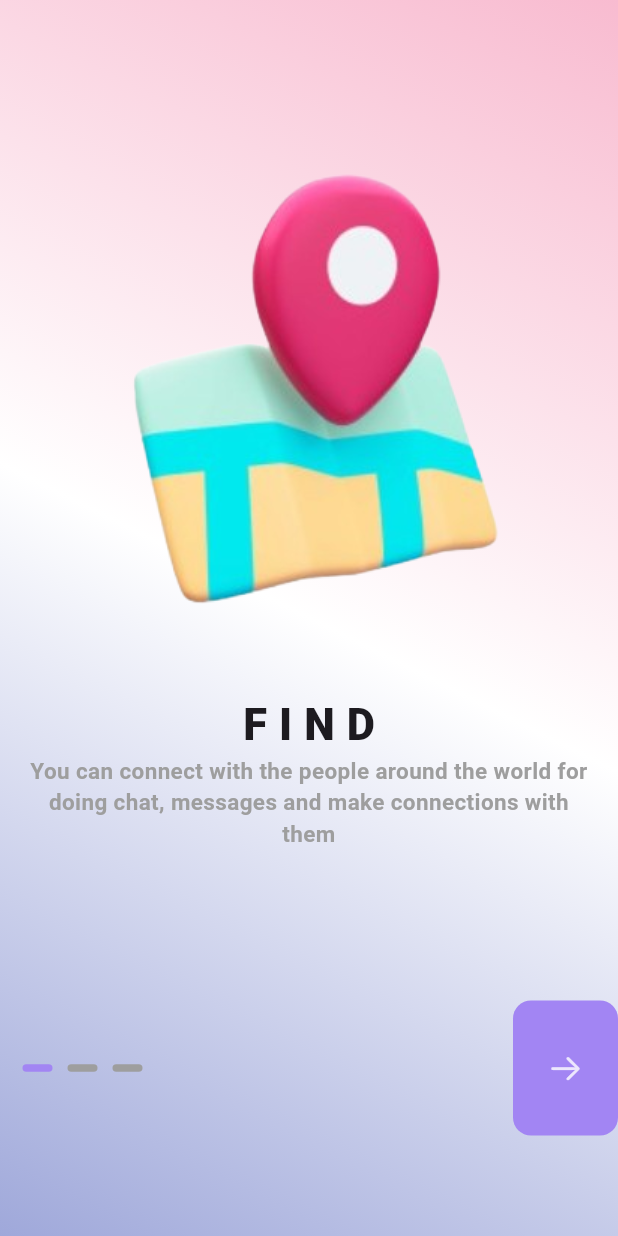
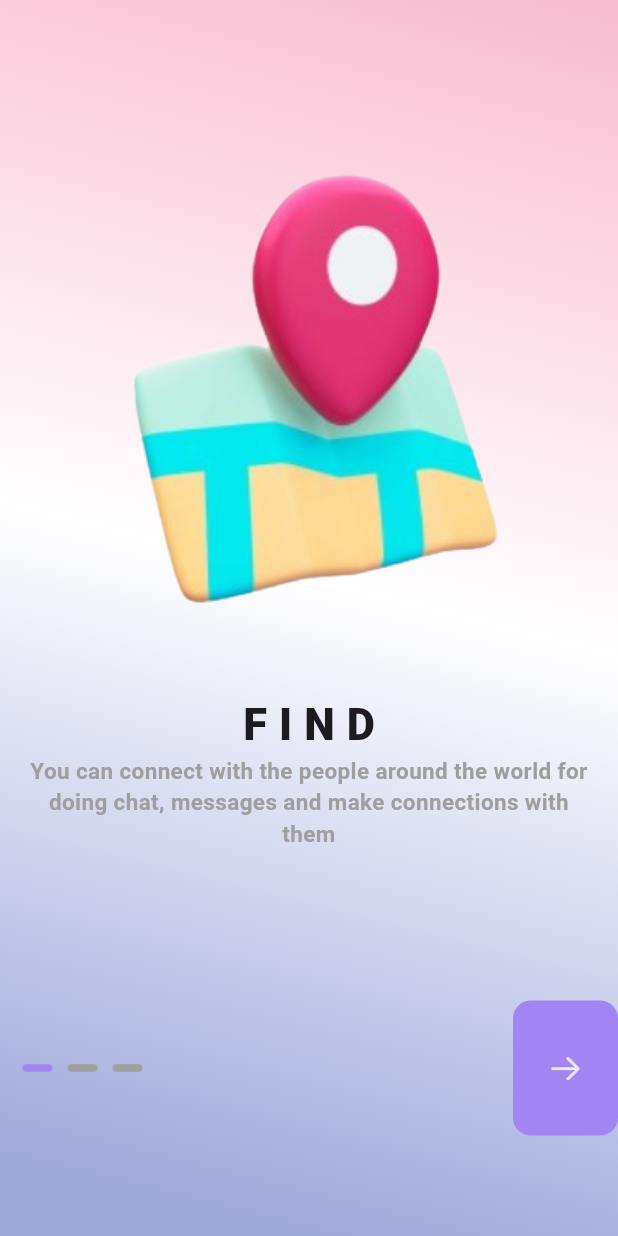
Before and after one commit to oveshdevwala/register_page, a Flutter app: the LandingScreen screen opened directly, on a phone screen of 412 x 824 dp. Run offline on Flutter 3.47's test engine with Material 3 defaults, Android fonts, the phone set to English and light mode, and no system bars; drawn by our look-alikes of smooth_page_indicator; our stand-ins replace flutter_screenutil.

Commit message:
gradient fixed

```diff
--- a/lib/auth/screens/landing_screen.dart
+++ b/lib/auth/screens/landing_screen.dart
@@ -23,7 +23,7 @@ class LandingScreen extends StatelessWidget {
       decoration: BoxDecoration(
         gradient: LinearGradient(
             begin: Alignment.topRight,
-            end: Alignment.bottomLeft,
+            end: Alignment.bottomCenter,
             colors: [
               Colors.pink.shade100,
               Colors.white,
```
